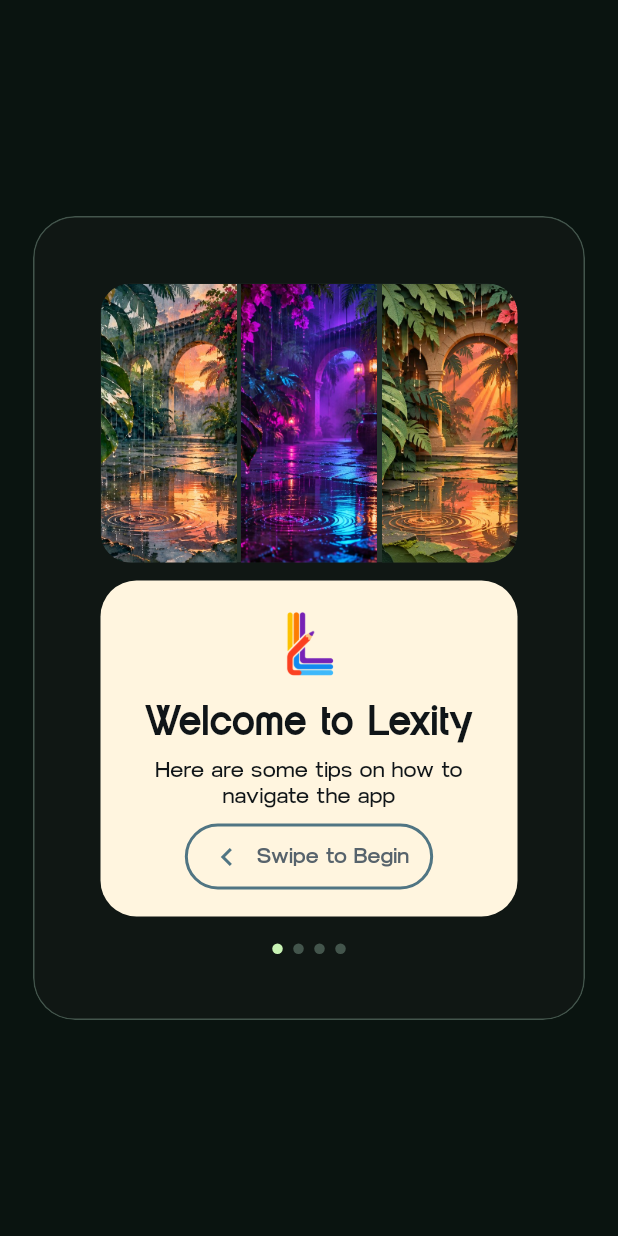
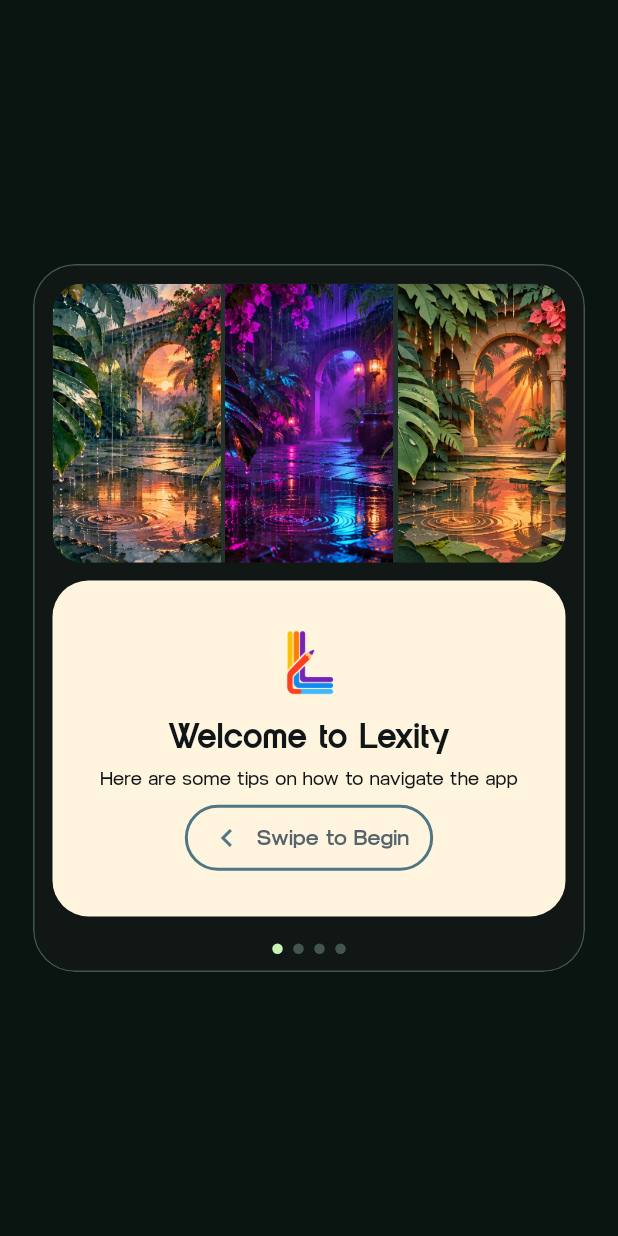
Before and after one commit to sgardoll/lexity, a Flutter app: the screen it shows after launch, on a phone screen of 412 x 824 dp. Run offline on Flutter 3.47's test engine with Material 3 defaults, Android fonts, the phone set to English and light mode, and no system bars; drawn by our look-alikes of auto_size_text, smooth_page_indicator; our stand-ins replace cached_network_image, cloud_firestore, cloud_functions, device_info_plus, firebase_analytics, firebase_auth and 23 more; missing offline and left inert: json_path; accounts and stored records are empty.

Commit message:
Sync FlutterFlow onboarding layout refinements

```diff
--- a/lib/components/onboarding_tap_walkthrough_widget.dart
+++ b/lib/components/onboarding_tap_walkthrough_widget.dart
@@ -50,7 +50,9 @@ class _OnboardingTapWalkthroughWidgetState
 
   @override
   Widget build(BuildContext context) {
-    return ClipRRect(
+    return Padding(
+      padding: EdgeInsetsDirectional.fromSTEB(12.0, 0.0, 12.0, 0.0),
+      child: ClipRRect(
         borderRadius: BorderRadius.circular(28.0),
         child: Container(
           width: 368.0,
@@ -62,8 +64,6 @@ class _OnboardingTapWalkthroughWidgetState
               width: 1.0,
             ),
           ),
-        child: Padding(
-          padding: EdgeInsets.all(32.0),
           child: Column(
             mainAxisSize: MainAxisSize.min,
             mainAxisAlignment: MainAxisAlignment.center,
--- a/lib/components/tutorial_card_widget.dart
+++ b/lib/components/tutorial_card_widget.dart
@@ -84,6 +84,8 @@ class _TutorialCardWidgetState extends State<TutorialCardWidget> {
           borderRadius: BorderRadius.circular(24.0),
           shape: BoxShape.rectangle,
         ),
+        child: Padding(
+          padding: EdgeInsetsDirectional.fromSTEB(16.0, 10.0, 16.0, 10.0),
           child: Container(
             child: Container(
               alignment: AlignmentDirectional(0.0, 0.0),
@@ -101,8 +103,9 @@ class _TutorialCardWidgetState extends State<TutorialCardWidget> {
                       Text(
                         widget!.title,
                         textAlign: TextAlign.center,
-                      style:
-                          FlutterFlowTheme.of(context).headlineMedium.override(
+                        style: FlutterFlowTheme.of(context)
+                            .headlineMedium
+                            .override(
                               fontFamily: 'Gendy',
                               color: valueOrDefault<Color>(
                                 widget!.textColor,
@@ -120,7 +123,7 @@ class _TutorialCardWidgetState extends State<TutorialCardWidget> {
                         ),
                         textAlign: TextAlign.center,
                         maxLines: 4,
-                      style: FlutterFlowTheme.of(context).bodyLarge.override(
+                        style: FlutterFlowTheme.of(context).bodyMedium.override(
                               fontFamily: 'BlauerNue',
                               color: valueOrDefault<Color>(
                                 widget!.textColor,
@@ -143,8 +146,8 @@ class _TutorialCardWidgetState extends State<TutorialCardWidget> {
                       text: 'Let\'s Begin',
                       options: FFButtonOptions(
                         height: 44.0,
-                      padding:
-                          EdgeInsetsDirectional.fromSTEB(16.0, 0.0, 16.0, 0.0),
+                        padding: EdgeInsetsDirectional.fromSTEB(
+                            16.0, 0.0, 16.0, 0.0),
                         iconPadding:
                             EdgeInsetsDirectional.fromSTEB(0.0, 0.0, 0.0, 0.0),
                         color: FlutterFlowTheme.of(context).primary,
@@ -163,6 +166,7 @@ class _TutorialCardWidgetState extends State<TutorialCardWidget> {
             ),
           ),
         ),
+      ),
     );
   }
 }
--- a/lib/components/tutorial_cardw_logo_widget.dart
+++ b/lib/components/tutorial_cardw_logo_widget.dart
@@ -104,7 +104,7 @@ class _TutorialCardwLogoWidgetState extends State<TutorialCardwLogoWidget> {
                       textAlign: TextAlign.center,
                       maxLines: 2,
                       style:
-                          FlutterFlowTheme.of(context).headlineMedium.override(
+                          FlutterFlowTheme.of(context).headlineSmall.override(
                                 fontFamily: 'Gendy',
                                 color: valueOrDefault<Color>(
                                   widget!.textColor,
@@ -125,7 +125,7 @@ class _TutorialCardwLogoWidgetState extends State<TutorialCardwLogoWidget> {
                         ),
                         textAlign: TextAlign.center,
                         maxLines: 4,
-                        style: FlutterFlowTheme.of(context).bodyLarge.override(
+                        style: FlutterFlowTheme.of(context).bodyMedium.override(
                               fontFamily: 'BlauerNue',
                               color: valueOrDefault<Color>(
                                 widget!.textColor,
```
Lines whose indentation alone changed are shown as unchanged.
